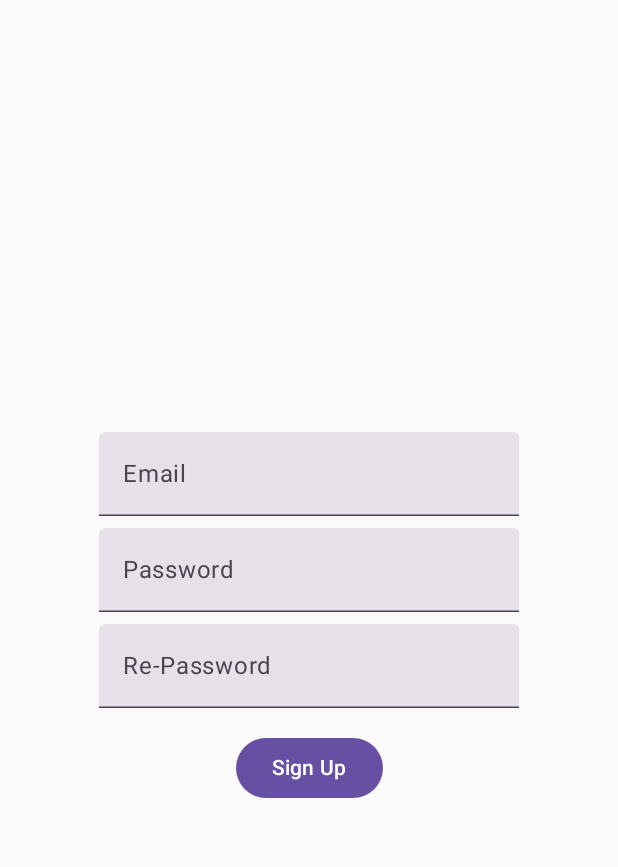
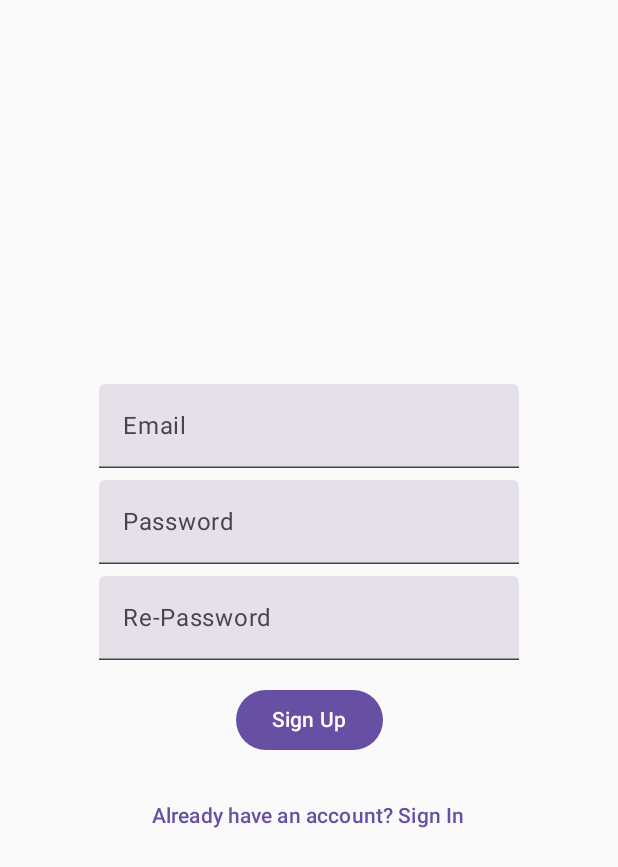
Before and after one commit to Alfariz11/signify, an Android app built with Jetpack Compose: the SignUpScreen screen opened through its navigation route, on a phone screen of 412 x 824 dp. Shown: the top 867 px of the screen. Run offline under Robolectric (Android 15) with nearby library versions, the phone set to English and light mode, and no system bars; our stand-ins replace Firebase (no records; nobody signed in at launch, a user with empty details on screens opened directly).

Commit message:
improve: signin and signup

```diff
--- a/app/src/main/java/com/example/signify/screens/Signupscreen.kt
+++ b/app/src/main/java/com/example/signify/screens/Signupscreen.kt
@@ -6,6 +6,7 @@ import androidx.compose.runtime.*
 import androidx.compose.ui.Alignment
 import androidx.compose.ui.Modifier
 import androidx.compose.ui.unit.dp
+import androidx.compose.ui.unit.sp
 import androidx.navigation.NavController
 import viewmodel.AuthViewModel
 
@@ -29,6 +30,7 @@ fun SignUpScreen(navController: NavController, viewModel: AuthViewModel) {
         Spacer(modifier = Modifier.height(8.dp))
         TextField(value = confirmPassword, onValueChange = { confirmPassword = it }, label = { Text("Re-Password") })
         Spacer(modifier = Modifier.height(16.dp))
+
         Button(
             onClick = {
                 if (password == confirmPassword) {
@@ -42,8 +44,16 @@ fun SignUpScreen(navController: NavController, viewModel: AuthViewModel) {
         ) {
             Text("Sign Up")
         }
+
         if (errorMessage != null) {
             Text(errorMessage!!, color = MaterialTheme.colorScheme.error)
         }
+
+        Spacer(modifier = Modifier.height(16.dp))
+
+        // Teks yang mengarahkan ke Sign In
+        TextButton(onClick = { navController.navigate("signin") }) {
+            Text("Already have an account? Sign In", fontSize = 14.sp)
+        }
     }
 }
```
Also changed, not shown: app/src/main/java/com/example/signify/screens/Signinscreen.kt (+10 -0 lines).
